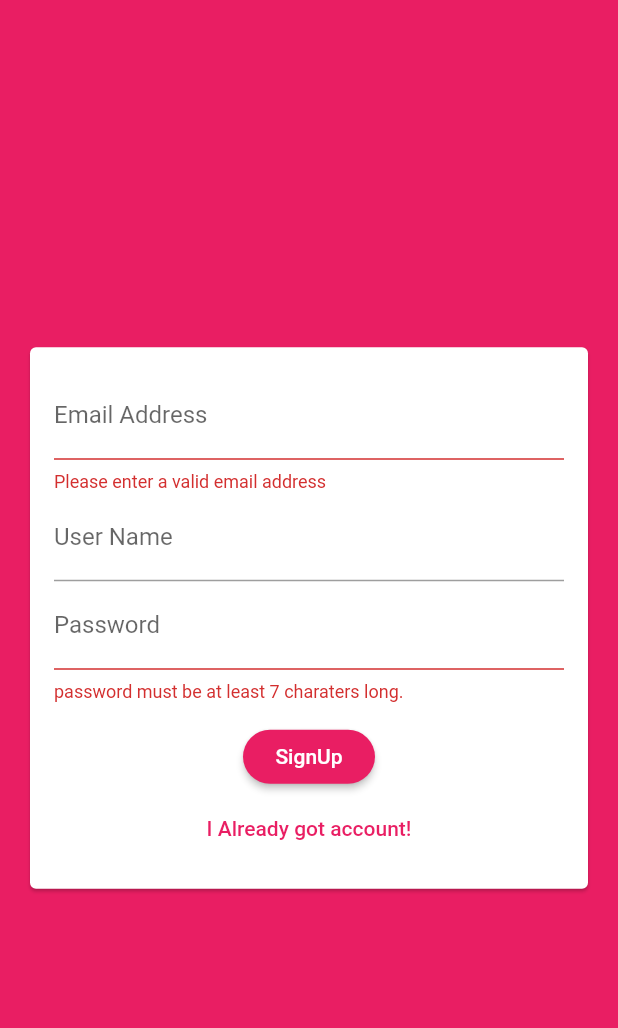
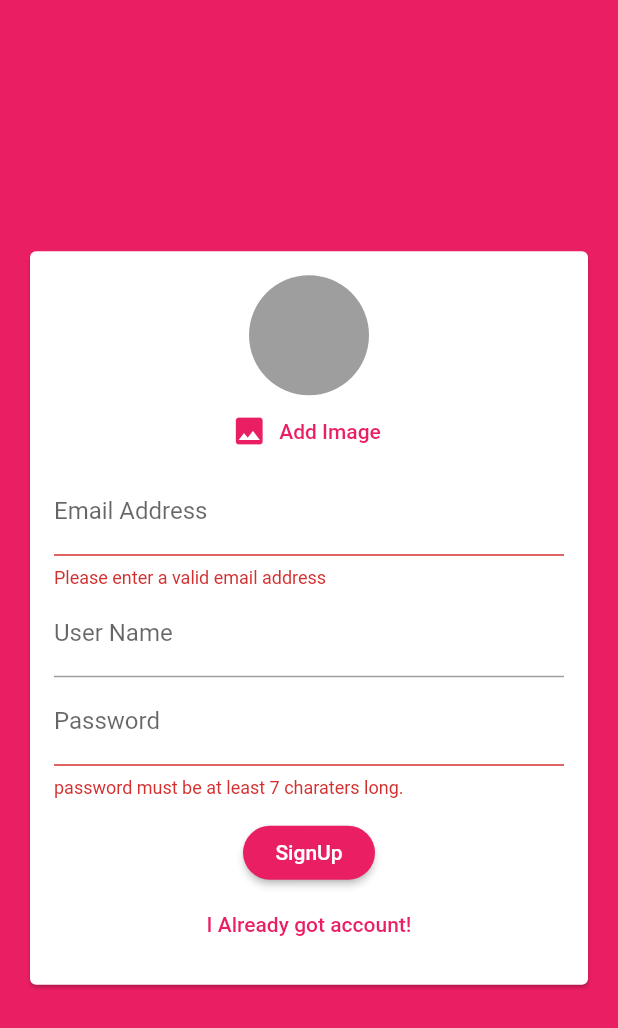
Before and after one commit to magictical/chat-app-re, a Flutter app: the screen it shows after launch, after a tap on "Login", after a tap on "Create New Count", on a phone screen of 412 x 824 dp. Shown: the top 1028 px of the screen. Run offline on Flutter 3.47's test engine with Material 2 defaults, Android fonts, the phone set to English and light mode, and no system bars; our stand-ins replace cloud_firestore, firebase_auth, image_picker; accounts and stored records are empty.

Commit message:
add user_image_picker and add to signup screen

```diff
--- /dev/null
+++ b/lib/pickers/user_image_picker.dart
@@ -0,0 +1,41 @@
+import 'dart:io';
+
+import 'package:flutter/material.dart';
+import 'package:image_picker/image_picker.dart';
+
+class UserImagePicker extends StatefulWidget {
+  @override
+  _UserImagePickerState createState() => _UserImagePickerState();
+}
+
+class _UserImagePickerState extends State<UserImagePicker> {
+  File _pickedImage;
+
+  void _pickImage() async {
+    final pickedImageFile =
+        await ImagePicker.pickImage(source: ImageSource.camera);
+    setState(() {
+      _pickedImage = pickedImageFile;
+    });
+  }
+
+  @override
+  Widget build(BuildContext context) {
+    return Column(
+      children: <Widget>[
+        CircleAvatar(
+          radius: 40,
+          backgroundColor: Colors.grey,
+          backgroundImage:
+              _pickedImage != null ? FileImage(_pickedImage) : null,
+        ),
+        FlatButton.icon(
+          textColor: Theme.of(context).primaryColor,
+          onPressed: _pickImage,
+          icon: Icon(Icons.image),
+          label: Text('Add Image'),
+        ),
+      ],
+    );
+  }
+}
--- a/lib/widgets/auth_form.dart
+++ b/lib/widgets/auth_form.dart
@@ -1,4 +1,7 @@
 import 'package:flutter/material.dart';
+import 'package:section14_my_chatapp/pickers/user_image_picker.dart';
+
+import '../pickers/user_image_picker.dart';
 
 class AuthForm extends StatefulWidget {
   final void Function(
@@ -50,6 +53,7 @@ class _AuthFormState extends State<AuthForm> {
               child: Column(
                 mainAxisSize: MainAxisSize.min,
                 children: <Widget>[
+                  if (!_isLogin) UserImagePicker(),
                   TextFormField(
                     key: ValueKey('email'),
                     validator: (value) {
```
